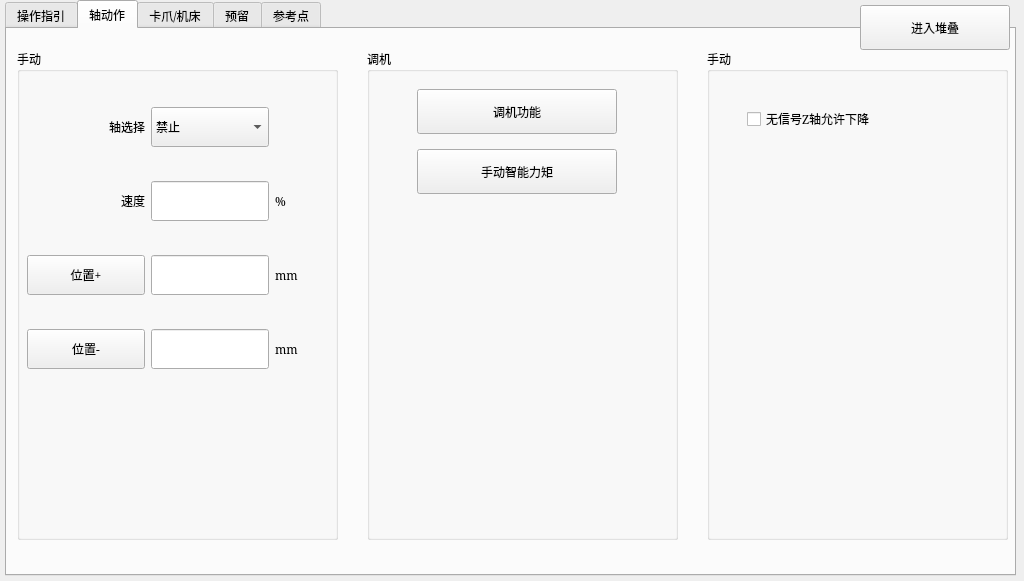
The window that manualform.ui (Jade-yun/MachineTool) describes before a commit, drawn with Qt 5.
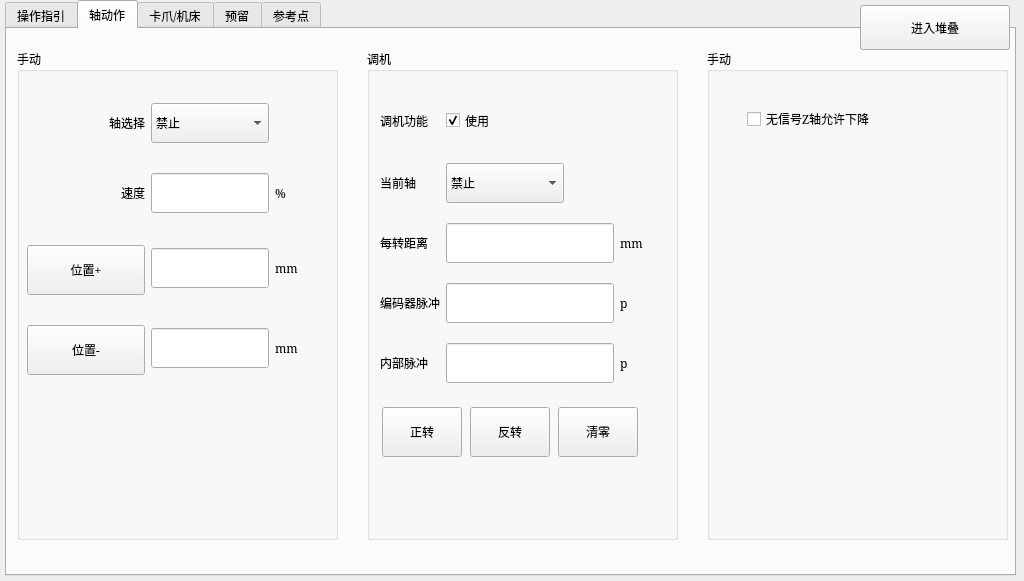
The same window after the commit. The open tabs and pages were chosen to show the change. Icons and pictures are not drawn. Custom widgets are drawn as their Qt base class.

```diff
--- a/manualform.ui
+++ b/manualform.ui
@@ -415,13 +415,13 @@
          <property name="minimumSize">
           <size>
            <width>118</width>
-           <height>40</height>
+           <height>50</height>
           </size>
          </property>
          <property name="maximumSize">
           <size>
            <width>118</width>
-           <height>40</height>
+           <height>45</height>
           </size>
          </property>
          <property name="font">
@@ -660,13 +660,13 @@
          <property name="minimumSize">
           <size>
            <width>118</width>
-           <height>40</height>
+           <height>50</height>
           </size>
          </property>
          <property name="maximumSize">
           <size>
            <width>118</width>
-           <height>40</height>
+           <height>45</height>
           </size>
          </property>
          <property name="font">
@@ -778,11 +778,24 @@
      <property name="title">
       <string>调机</string>
      </property>
+     <widget class="QStackedWidget" name="stkWgtAdjustMachine">
+      <property name="geometry">
+       <rect>
+        <x>3</x>
+        <y>33</y>
+        <width>301</width>
+        <height>451</height>
+       </rect>
+      </property>
+      <property name="currentIndex">
+       <number>1</number>
+      </property>
+      <widget class="QWidget" name="page">
      <widget class="QPushButton" name="btnAdjustFunc">
       <property name="geometry">
        <rect>
-        <x>50</x>
-        <y>40</y>
+          <x>30</x>
+          <y>30</y>
         <width>200</width>
         <height>45</height>
        </rect>
@@ -832,7 +845,7 @@
      <widget class="QPushButton" name="btnManualInteTorque">
       <property name="geometry">
        <rect>
-        <x>50</x>
+          <x>30</x>
         <y>100</y>
         <width>200</width>
         <height>45</height>
@@ -881,6 +894,386 @@
       </property>
      </widget>
     </widget>
+      <widget class="QWidget" name="page_2">
+       <widget class="QWidget" name="layoutWidget">
+        <property name="geometry">
+         <rect>
+          <x>10</x>
+          <y>0</y>
+          <width>263</width>
+          <height>391</height>
+         </rect>
+        </property>
+        <layout class="QVBoxLayout" name="verticalLayout_8">
+         <item>
+          <layout class="QGridLayout" name="gridLayout_5">
+           <property name="verticalSpacing">
+            <number>20</number>
+           </property>
+           <item row="0" column="0">
+            <widget class="QLabel" name="label_2">
+             <property name="minimumSize">
+              <size>
+               <width>0</width>
+               <height>40</height>
+              </size>
+             </property>
+             <property name="text">
+              <string>调机功能</string>
+             </property>
+            </widget>
+           </item>
+           <item row="3" column="0">
+            <widget class="QLabel" name="label_6">
+             <property name="minimumSize">
+              <size>
+               <width>0</width>
+               <height>40</height>
+              </size>
+             </property>
+             <property name="text">
+              <string>编码器脉冲</string>
+             </property>
+            </widget>
+           </item>
+           <item row="2" column="1">
+            <widget class="QLineEdit" name="lineEdit">
+             <property name="minimumSize">
+              <size>
+               <width>0</width>
+               <height>40</height>
+              </size>
+             </property>
+            </widget>
+           </item>
+           <item row="1" column="1">
+            <widget class="QComboBox" name="coboxAdjustMachineAxis">
+             <property name="minimumSize">
+              <size>
+               <width>118</width>
+               <height>40</height>
+              </size>
+             </property>
+             <property name="maximumSize">
+              <size>
+               <width>118</width>
+               <height>40</height>
+              </size>
+             </property>
+             <property name="font">
+              <font>
+               <family>SimSun</family>
+              </font>
+             </property>
+             <property name="styleSheet">
+              <string notr="true"/>
+             </property>
+             <item>
+              <property name="text">
+               <string>禁止</string>
+              </property>
+             </item>
+             <item>
+              <property name="text">
+               <string>X1</string>
+              </property>
+             </item>
+             <item>
+              <property name="text">
+               <string>Y1</string>
+              </property>
+             </item>
+             <item>
+              <property name="text">
+               <string>Z1</string>
+              </property>
+             </item>
+             <item>
+              <property name="text">
+               <string>C</string>
+              </property>
+             </item>
+             <item>
+              <property name="text">
+               <string>A/Y2</string>
+              </property>
+             </item>
+             <item>
+              <property name="text">
+               <string>B/Z2</string>
+              </property>
+             </item>
+            </widget>
+           </item>
+           <item row="2" column="0">
+            <widget class="QLabel" name="label_4">
+             <property name="minimumSize">
+              <size>
+               <width>0</width>
+               <height>40</height>
+              </size>
+             </property>
+             <property name="text">
+              <string>每转距离</string>
+             </property>
+            </widget>
+           </item>
+           <item row="3" column="1">
+            <widget class="QLineEdit" name="lineEdit_2">
+             <property name="minimumSize">
+              <size>
+               <width>0</width>
+               <height>40</height>
+              </size>
+             </property>
+            </widget>
+           </item>
+           <item row="2" column="2">
+            <widget class="QLabel" name="label_5">
+             <property name="minimumSize">
+              <size>
+               <width>0</width>
+               <height>40</height>
+              </size>
+             </property>
+             <property name="text">
+              <string>mm</string>
+             </property>
+            </widget>
+           </item>
+           <item row="0" column="1">
+            <widget class="QCheckBox" name="chboxUseAdjustMachine">
+             <property name="minimumSize">
+              <size>
+               <width>130</width>
+               <height>40</height>
+              </size>
+             </property>
+             <property name="maximumSize">
+              <size>
+               <width>130</width>
+               <height>45</height>
+              </size>
+             </property>
+             <property name="text">
+              <string>使用</string>
+             </property>
+             <property name="checked">
+              <bool>true</bool>
+             </property>
+             <property name="autoExclusive">
+              <bool>false</bool>
+             </property>
+            </widget>
+           </item>
+           <item row="1" column="0">
+            <widget class="QLabel" name="label_3">
+             <property name="minimumSize">
+              <size>
+               <width>0</width>
+               <height>40</height>
+              </size>
+             </property>
+             <property name="text">
+              <string>当前轴</string>
+             </property>
+            </widget>
+           </item>
+           <item row="4" column="0">
+            <widget class="QLabel" name="label_7">
+             <property name="minimumSize">
+              <size>
+               <width>0</width>
+               <height>40</height>
+              </size>
+             </property>
+             <property name="text">
+              <string>内部脉冲</string>
+             </property>
+            </widget>
+           </item>
+           <item row="3" column="2">
+            <widget class="QLabel" name="label_8">
+             <property name="minimumSize">
+              <size>
+               <width>0</width>
+               <height>40</height>
+              </size>
+             </property>
+             <property name="text">
+              <string>p</string>
+             </property>
+            </widget>
+           </item>
+           <item row="4" column="2">
+            <widget class="QLabel" name="label_9">
+             <property name="minimumSize">
+              <size>
+               <width>0</width>
+               <height>40</height>
+              </size>
+             </property>
+             <property name="text">
+              <string>p</string>
+             </property>
+            </widget>
+           </item>
+           <item row="4" column="1">
+            <widget class="QLineEdit" name="lineEdit_3">
+             <property name="minimumSize">
+              <size>
+               <width>0</width>
+               <height>40</height>
+              </size>
+             </property>
+            </widget>
+           </item>
+          </layout>
+         </item>
+         <item>
+          <layout class="QHBoxLayout" name="horizontalLayout_4">
+           <item>
+            <widget class="QPushButton" name="handPosAdd_2">
+             <property name="sizePolicy">
+              <sizepolicy hsizetype="Preferred" vsizetype="Preferred">
+               <horstretch>0</horstretch>
+               <verstretch>0</verstretch>
+              </sizepolicy>
+             </property>
+             <property name="minimumSize">
+              <size>
+               <width>80</width>
+               <height>50</height>
+              </size>
+             </property>
+             <property name="maximumSize">
+              <size>
+               <width>80</width>
+               <height>45</height>
+              </size>
+             </property>
+             <property name="font">
+              <font>
+               <family>SimSun</family>
+               <weight>50</weight>
+               <bold>false</bold>
+              </font>
+             </property>
+             <property name="styleSheet">
+              <string notr="true"/>
+             </property>
+             <property name="text">
+              <string>正转</string>
+             </property>
+             <property name="icon">
+              <iconset>
+               <normaloff>:/TeachPage/teachpage_images/delete.png</normaloff>:/TeachPage/teachpage_images/delete.png</iconset>
+             </property>
+             <property name="iconSize">
+              <size>
+               <width>50</width>
+               <height>50</height>
+              </size>
+             </property>
+            </widget>
+           </item>
+           <item>
+            <widget class="QPushButton" name="HandPosDown_2">
+             <property name="sizePolicy">
+              <sizepolicy hsizetype="Preferred" vsizetype="Preferred">
+               <horstretch>0</horstretch>
+               <verstretch>0</verstretch>
+              </sizepolicy>
+             </property>
+             <property name="minimumSize">
+              <size>
+               <width>80</width>
+               <height>50</height>
+              </size>
+             </property>
+             <property name="maximumSize">
+              <size>
+               <width>80</width>
+               <height>45</height>
+              </size>
+             </property>
+             <property name="font">
+              <font>
+               <family>SimSun</family>
+               <weight>50</weight>
+               <bold>false</bold>
+              </font>
+             </property>
+             <property name="styleSheet">
+              <string notr="true"/>
+             </property>
+             <property name="text">
+              <string>反转</string>
+             </property>
+             <property name="icon">
+              <iconset>
+               <normaloff>:/TeachPage/teachpage_images/delete.png</normaloff>:/TeachPage/teachpage_images/delete.png</iconset>
+             </property>
+             <property name="iconSize">
+              <size>
+               <width>50</width>
+               <height>50</height>
+              </size>
+             </property>
+            </widget>
+           </item>
+           <item>
+            <widget class="QPushButton" name="HandPosDown_3">
+             <property name="sizePolicy">
+              <sizepolicy hsizetype="Preferred" vsizetype="Preferred">
+               <horstretch>0</horstretch>
+               <verstretch>0</verstretch>
+              </sizepolicy>
+             </property>
+             <property name="minimumSize">
+              <size>
+               <width>80</width>
+               <height>50</height>
+              </size>
+             </property>
+             <property name="maximumSize">
+              <size>
+               <width>80</width>
+               <height>45</height>
+              </size>
+             </property>
+             <property name="font">
+              <font>
+               <family>SimSun</family>
+               <weight>50</weight>
+               <bold>false</bold>
+              </font>
+             </property>
+             <property name="styleSheet">
+              <string notr="true"/>
+             </property>
+             <property name="text">
+              <string>清零</string>
+             </property>
+             <property name="icon">
+              <iconset>
+               <normaloff>:/TeachPage/teachpage_images/delete.png</normaloff>:/TeachPage/teachpage_images/delete.png</iconset>
+             </property>
+             <property name="iconSize">
+              <size>
+               <width>50</width>
+               <height>50</height>
+              </size>
+             </property>
+            </widget>
+           </item>
+          </layout>
+         </item>
+        </layout>
+       </widget>
+      </widget>
+     </widget>
+    </widget>
     <widget class="QGroupBox" name="groupBox_3">
      <property name="geometry">
       <rect>
```
Left out of the diff: 4 changed lines with no effect on the pictures. Lines whose indentation alone changed are shown as unchanged.
